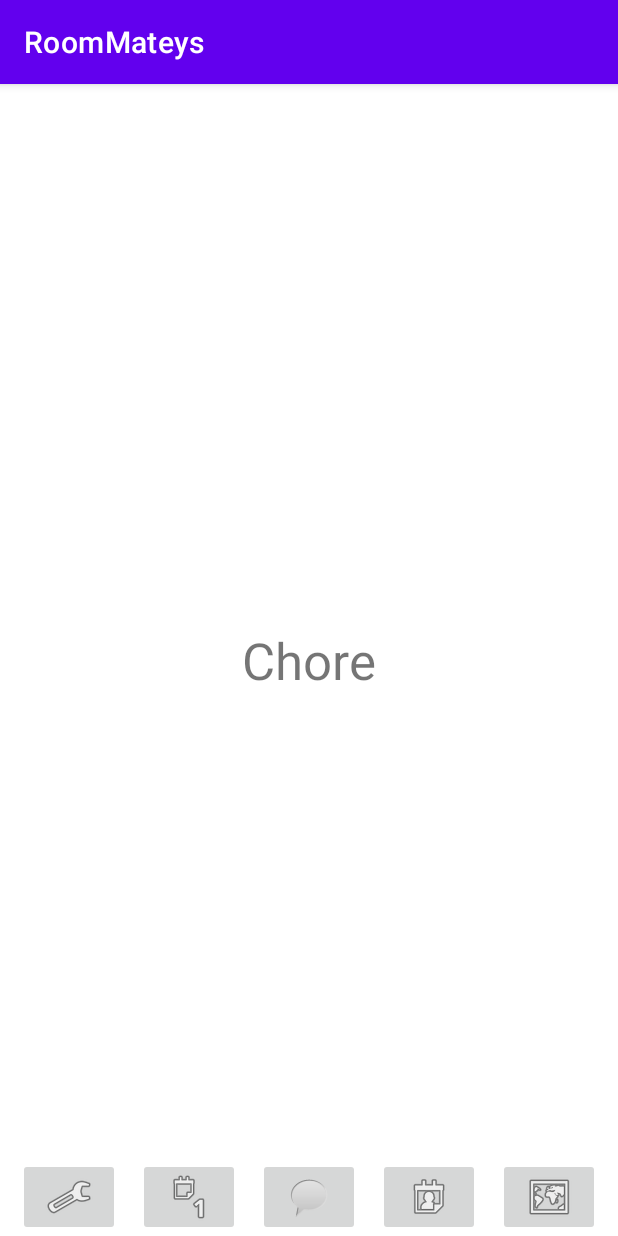
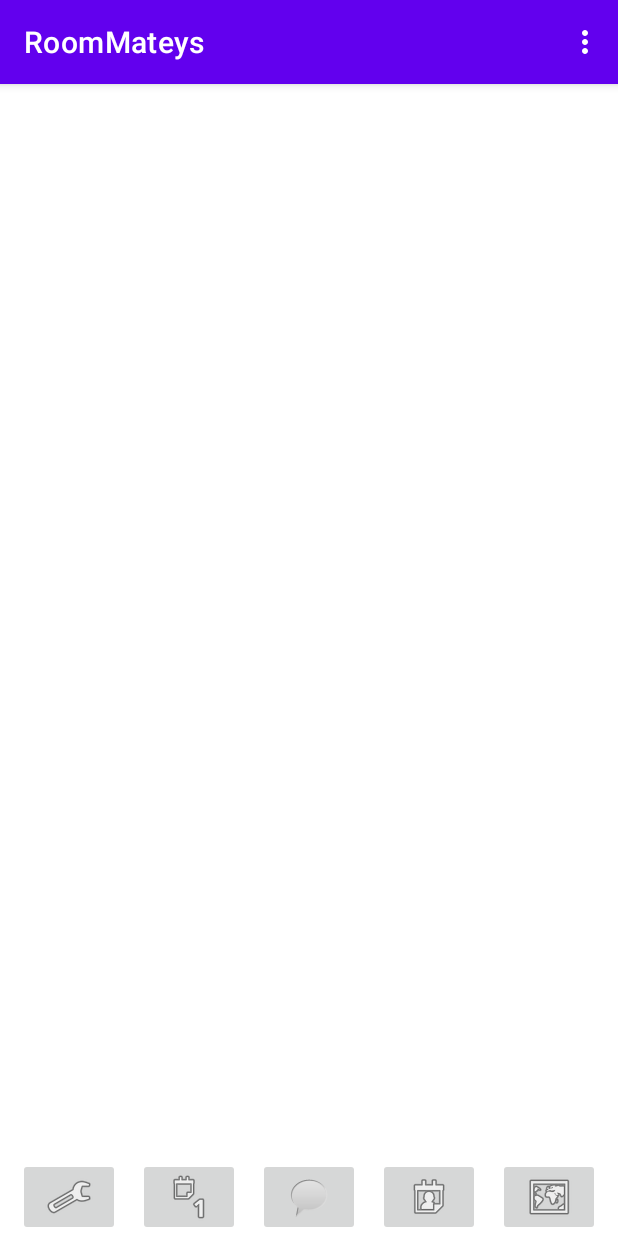
Before and after one commit to tbostanche/RoomMateys, an Android app: the ChoreActivity screen opened directly, with no data from a screen before it, on a phone screen of 412 x 824 dp. Run offline under Robolectric (Android 15) with nearby library versions, the phone set to English and light mode, and no system bars.

Commit message:
Chore Activity functional, mimics shopping activity

```diff
--- a/app/src/main/res/layout/activity_chore.xml
+++ b/app/src/main/res/layout/activity_chore.xml
@@ -89,15 +89,14 @@
             android:layout_weight="1" />
 
     </LinearLayout>
-    <TextView
-        android:id="@+id/textView"
-        android:layout_width="wrap_content"
+
+    <ListView
+        android:id="@+id/choreListView"
+        android:orientation="vertical"
+        android:layout_width="match_parent"
         android:layout_height="wrap_content"
-        android:text="Chore"
-        android:textSize="34sp"
-        app:layout_constraintBottom_toBottomOf="parent"
-        app:layout_constraintEnd_toEndOf="parent"
-        app:layout_constraintStart_toStartOf="parent"
-        app:layout_constraintTop_toTopOf="parent" />
+        app:layout_constraintTop_toTopOf="parent"
+        app:layout_constraintLeft_toLeftOf="parent"
+        android:longClickable="true"/>
 
 </androidx.constraintlayout.widget.ConstraintLayout>
--- /dev/null
+++ b/app/src/main/res/menu/chore_list_menu.xml
@@ -0,0 +1,6 @@
+<?xml version="1.0" encoding="utf-8"?>
+<menu xmlns:android="http://schemas.android.com/apk/res/android">
+    <item
+        android:id="@+id/newChore"
+        android:title="Add New Chore" />
+</menu>
```
Also changed, not shown: app/src/main/java/com/example/roommateys/ChoreActivity.java (+84 -0 lines).
